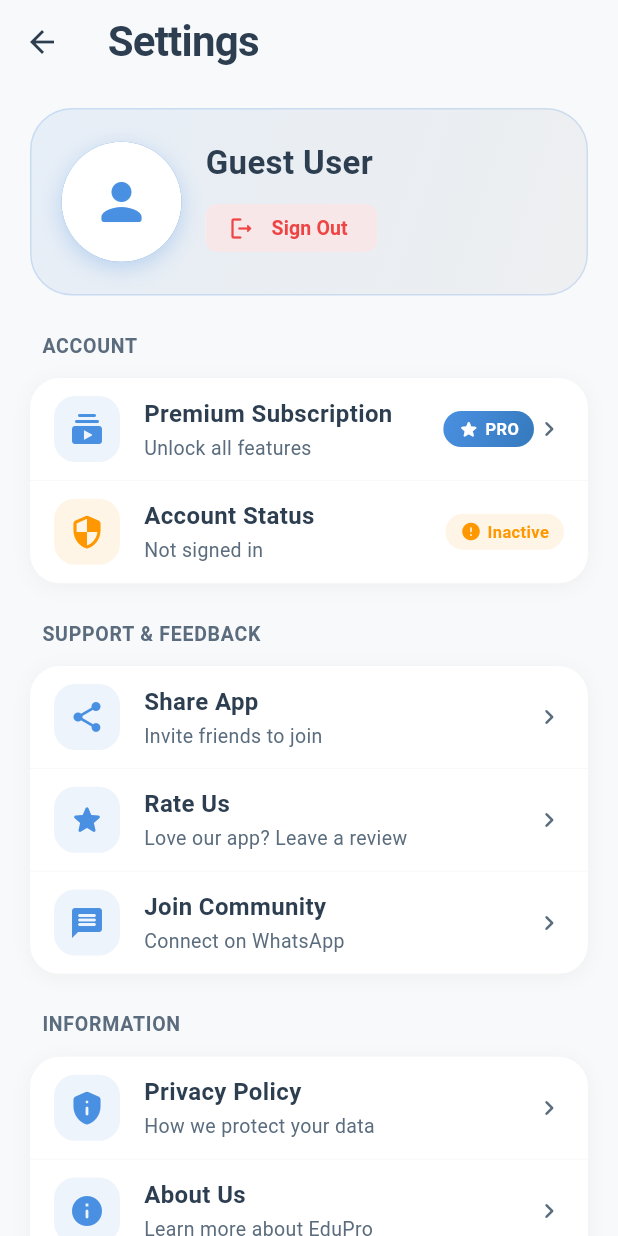
After one commit to aktarulahsan/edupro, a Flutter app: the SettingScreen screen opened by its route, on a phone screen of 412 x 824 dp. The commit adds this screen. Run offline on Flutter 3.47's test engine with Material 3 defaults, Android fonts, the light colour scheme and no system bars; our stand-ins replace confetti, dartz, dio, flutter_animate, get, get_storage and 2 more; accounts and stored records are empty.

Commit message:
add setting page and done

```diff
--- a/lib/infrastructure/dal/daos/usersModel.dart
+++ b/lib/infrastructure/dal/daos/usersModel.dart
@@ -31,6 +31,7 @@ class UserModel {
     this.lastName,
     this.referredBy,
     this.mobileNumber,
+    this.imageUrl,
     this.password,
     this.gender,
     this.occupation,
@@ -50,6 +51,7 @@ class UserModel {
   String? lastName;
   String? referredBy;
   String? mobileNumber;
+  String? imageUrl;
   String? password;
   String? gender;
   String? occupation;
@@ -71,6 +73,12 @@ class UserModel {
         lastName: json["last_name"]??json["lastname"],
         referredBy: json["referred_by"],
         mobileNumber: json["mobile_number"],
+        imageUrl: json["image_url"] ??
+            json["imageUrl"] ??
+            json["photo_url"] ??
+            json["photoUrl"] ??
+            json["avatar"] ??
+            json["image"],
         password: json["password"],
         gender: json["gender"],
         occupation: json["occupation"],
@@ -93,6 +101,7 @@ class UserModel {
         "last_name": lastName,
         "referred_by": referredBy,
         "mobile_number": mobileNumber,
+        "image_url": imageUrl,
         "password": password,
         "gender": gender,
         "occupation": occupation,
--- a/lib/infrastructure/navigation/bindings/controllers/controllers_bindings.dart
+++ b/lib/infrastructure/navigation/bindings/controllers/controllers_bindings.dart
@@ -4,5 +4,6 @@ export 'package:edupro/infrastructure/navigation/bindings/controllers/descriptio
 export 'package:edupro/infrastructure/navigation/bindings/controllers/home.controller.binding.dart';
 export 'package:edupro/infrastructure/navigation/bindings/controllers/mcq_practice.controller.binding.dart';
 export 'package:edupro/infrastructure/navigation/bindings/controllers/mock_exam.controller.binding.dart';
+export 'package:edupro/infrastructure/navigation/bindings/controllers/setting.controller.binding.dart';
 export 'package:edupro/infrastructure/navigation/bindings/controllers/splash.controller.binding.dart';
 export 'package:edupro/infrastructure/navigation/bindings/controllers/subjective.controller.binding.dart';
--- /dev/null
+++ b/lib/infrastructure/navigation/bindings/controllers/setting.controller.binding.dart
@@ -0,0 +1,12 @@
+import 'package:get/get.dart';
+
+import '../../../../presentation/setting/controllers/setting.controller.dart';
+
+class SettingControllerBinding extends Bindings {
+  @override
+  void dependencies() {
+    Get.lazyPut<SettingController>(
+      () => SettingController(),
+    );
+  }
+}
--- a/lib/infrastructure/navigation/navigation.dart
+++ b/lib/infrastructure/navigation/navigation.dart
@@ -66,5 +66,10 @@ class Nav {
       page: () => const DescriptionScreen(),
       binding: DescriptionControllerBinding(),
     ),
+    GetPage(
+      name: Routes.SETTING,
+      page: () => const SettingScreen(),
+      binding: SettingControllerBinding(),
+    ),
   ];
 }
--- a/lib/infrastructure/navigation/routes.dart
+++ b/lib/infrastructure/navigation/routes.dart
@@ -6,10 +6,11 @@ class Routes {
 
   static const AUTH = '/auth';
   static const BCS = '/bcs';
+  static const DESCRIPTION = '/description';
   static const HOME = '/home';
   static const MCQ_PRACTICE = '/mcq-practice';
   static const MOCK_EXAM = '/mock-exam';
   static const SPLASH = '/splash';
   static const SUBJECTIVE = '/subjective';
-  static const DESCRIPTION = '/description';
+  static const SETTING = '/setting';
 }
--- a/lib/presentation/screens.dart
+++ b/lib/presentation/screens.dart
@@ -4,5 +4,6 @@ export 'package:edupro/presentation/description/description.screen.dart';
 export 'package:edupro/presentation/home/home.screen.dart';
 export 'package:edupro/presentation/mcqPractice/mcq_practice.screen.dart';
 export 'package:edupro/presentation/mockExam/mock_exam.screen.dart';
+export 'package:edupro/presentation/setting/setting.screen.dart';
 export 'package:edupro/presentation/splash/splash.screen.dart';
 export 'package:edupro/presentation/subjective/subjective.screen.dart';
--- /dev/null
+++ b/lib/presentation/setting/controllers/setting.controller.dart
@@ -0,0 +1,30 @@
+import 'package:edupro/infrastructure/dal/daos/usersModel.dart';
+import 'package:edupro/infrastructure/navigation/routes.dart';
+import 'package:get/get.dart';
+
+class SettingController extends GetxController {
+  final user = Rxn<UserModel>();
+  final count = 0.obs;
+
+  @override
+  void onInit() {
+    super.onInit();
+    loadUser();
+  }
+
+  void loadUser() {
+    user.value = UserCache.getUserData();
+  }
+
+  Future<void> signOut() async {
+    await UserCache.clearUserData();
+    Get.offAllNamed(Routes.AUTH);
+  }
+
+  Future<void> revokeAccount() async {
+    await UserCache.clearUserData();
+    Get.offAllNamed(Routes.AUTH);
+  }
+
+  void increment() => count.value++;
+}
--- /dev/null
+++ b/lib/presentation/setting/setting.screen.dart
@@ -0,0 +1,551 @@
+import 'package:edupro/infrastructure/dal/daos/usersModel.dart';
+import 'package:edupro/infrastructure/theme/app_colors.dart';
+import 'package:flutter/material.dart';
+import 'package:flutter/services.dart';
+import 'package:get/get.dart';
+import 'package:url_launcher/url_launcher.dart';
+
+import 'controllers/setting.controller.dart';
+
+class SettingScreen extends GetView<SettingController> {
+  const SettingScreen({super.key});
+
+  @override
+  Widget build(BuildContext context) {
+    if (!Get.isRegistered<SettingController>()) {
+      Get.put(SettingController());
+    }
+
+    return Scaffold(
+      backgroundColor: AppColors.background,
+      appBar: _buildAppBar(),
+      body: SafeArea(
+        child: Obx(() {
+          final user = controller.user.value;
+          return RefreshIndicator(
+            onRefresh: () async => controller.loadUser(),
+            color: AppColors.primary,
+            child: ListView(
+              padding: const EdgeInsets.symmetric(horizontal: 20, vertical: 16),
+              children: [
+                _ProfileCard(user: user, controller: controller),
+                const SizedBox(height: 24),
+                _SettingsSection(
+                  title: 'ACCOUNT',
+                  children: [
+                    _SettingsTile(
+                      icon: Icons.subscriptions_rounded,
+                      title: 'Premium Subscription',
+                      subtitle: 'Unlock all features',
+                      iconColor: AppColors.primary,
+                      trailing: const _PremiumBadge(),
+                      onTap: () => _showComingSoon('Subscription'),
+                    ),
+                    _SettingsTile(
+                      icon: Icons.security_rounded,
+                      title: 'Account Status',
+                      subtitle: user == null
+                          ? 'Not signed in'
+                          : 'Active account',
+                      trailing: _StatusBadge(isActive: user != null),
+                      iconColor: user == null
+                          ? AppColors.warning
+                          : AppColors.success,
+                    ),
+                  ],
+                ),
+                const SizedBox(height: 24),
+                _SettingsSection(
+                  title: 'SUPPORT & FEEDBACK',
+                  children: [
+                    _SettingsTile(
+                      icon: Icons.share_rounded,
+                      title: 'Share App',
+                      subtitle: 'Invite friends to join',
+                      onTap: () => _showComingSoon('Share App'),
+                    ),
+                    _SettingsTile(
+                      icon: Icons.star_rounded,
+                      title: 'Rate Us',
+                      subtitle: 'Love our app? Leave a review',
+                      onTap: () => _showComingSoon('Rate App'),
+                    ),
+                    _SettingsTile(
+                      icon: Icons.message_rounded,
+                      title: 'Join Community',
+                      subtitle: 'Connect on WhatsApp',
+                      onTap: () => _showComingSoon('WhatsApp Group'),
+                    ),
+                  ],
+                ),
+                const SizedBox(height: 24),
+                _SettingsSection(
+                  title: 'INFORMATION',
+                  children: [
+                    _SettingsTile(
+                      icon: Icons.privacy_tip_rounded,
+                      title: 'Privacy Policy',
+                      subtitle: 'How we protect your data',
+                      onTap: () => _showComingSoon('Privacy Policy'),
+                    ),
+                    _SettingsTile(
+                      icon: Icons.info_rounded,
+                      title: 'About Us',
+                      subtitle: 'Learn more about EduPro',
+                      onTap: () =>
+                          _launchUrl('https://eduproskill.blogspot.com/'),
+                    ),
+                    _SettingsTile(
+                      icon: Icons.grid_view_rounded,
+                      title: 'More Apps',
+                      subtitle: 'Discover our other products',
+                      onTap: () => _launchUrl(
+                        'https://play.google.com/store/apps/dev?id=6882414058319286041',
+                      ),
+                    ),
+                  ],
+                ),
+                const SizedBox(height: 32),
+              ],
+            ),
+          );
+        }),
+      ),
+    );
+  }
+
+  PreferredSizeWidget _buildAppBar() {
+    return AppBar(
+      title: const Text(
+        'Settings',
+        style: TextStyle(
+          fontSize: 28,
+          fontWeight: FontWeight.bold,
+          letterSpacing: -0.5,
+        ),
+      ),
+      backgroundColor: Colors.transparent,
+      foregroundColor: AppColors.textPrimary,
+      elevation: 0,
+      centerTitle: false,
+    );
+  }
+
+  void _showComingSoon(String title) {
+    Get.snackbar(
+      title,
+      'This feature will be available in the next update! 🚀',
+      snackPosition: SnackPosition.BOTTOM,
+      margin: const EdgeInsets.all(16),
+      borderRadius: 16,
+      backgroundColor: AppColors.primary,
+      colorText: Colors.white,
+      duration: const Duration(seconds: 2),
+      icon: const Icon(Icons.favorite, color: Colors.white),
+    );
+  }
+
+  // Future<void> _launchUrl(String url) async {
+  //   final Uri uri = Uri.parse(url);
+  //   try {
+  //     if (await canLaunchUrl(uri)) {
+  //       await launchUrl(uri, mode: LaunchMode.externalApplication);
+  //     } else {
+  //       throw 'Could not launch $url';
+  //     }
+  //   } catch (e) {
+  //     Get.snackbar(
+  //       'Error',
+  //       'Unable to open link. Please try again.',
+  //       snackPosition: SnackPosition.BOTTOM,
+  //       margin: const EdgeInsets.all(16),
+  //       borderRadius: 16,
+  //       backgroundColor: AppColors.error,
+  //       colorText: Colors.white,
+  //       duration: const Duration(seconds: 2),
+  //     );
+  //   }
+  // }
+  Future<void> _launchUrl(String url) async {
+    final Uri uri = Uri.parse(url);
+
+    // Add force browser parameter for Blogspot
+    final finalUri = url.contains('blogspot.com')
+        ? Uri.parse('$url?force=1')
+        : uri;
+
+    try {
+      await launchUrl(
+        finalUri,
+        mode: LaunchMode.externalApplication,
+        webOnlyWindowName: '_blank',
+      );
+    } catch (e) {
+      // Manual fallback
+      // _showManualOpenDialog(url);
+    }
+  }
+}
+
+class _ProfileCard extends StatelessWidget {
+  const _ProfileCard({required this.user, required this.controller});
+
+  final UserModel? user;
+  final SettingController controller;
+
+  @override
+  Widget build(BuildContext context) {
+    return Container(
+      decoration: BoxDecoration(
+        gradient: LinearGradient(
+          begin: Alignment.topLeft,
+          end: Alignment.bottomRight,
+          colors: [
+            AppColors.primary.withValues(alpha: 0.1),
+            AppColors.secondary.withValues(alpha: 0.05),
+          ],
+        ),
+        borderRadius: BorderRadius.circular(28),
+        border: Border.all(
+          color: AppColors.primary.withValues(alpha: 0.2),
+          width: 1,
+        ),
+      ),
+      child: Padding(
+        padding: const EdgeInsets.all(20),
+        child: Row(
+          children: [
+            _ProfileAvatar(user: user),
+            const SizedBox(width: 16),
+            Expanded(
+              child: Column(
+                crossAxisAlignment: CrossAxisAlignment.start,
+                children: [
+                  Text(
+                    _displayName(user),
+                    style: const TextStyle(
+                      fontSize: 22,
+                      fontWeight: FontWeight.bold,
+                      color: AppColors.textPrimary,
+                    ),
+                    maxLines: 1,
+                    overflow: TextOverflow.ellipsis,
+                  ),
+                  const SizedBox(height: 4),
+                  if (user?.emailAddress != null) ...[
+                    Text(
+                      user!.emailAddress!,
+                      style: TextStyle(
+                        fontSize: 14,
+                        color: AppColors.textSecondary,
+                      ),
+                      maxLines: 1,
+                      overflow: TextOverflow.ellipsis,
+                    ),
+                    const SizedBox(height: 8),
+                  ],
+                  Row(
+                    children: [
+                      _ActionChip(
+                        label: 'Sign Out',
+                        icon: Icons.logout_rounded,
+                        color: AppColors.error,
+                        onTap: controller.signOut,
+                      ),
+                      const SizedBox(width: 12),
+                    ],
+                  ),
+                ],
+              ),
+            ),
+          ],
+        ),
+      ),
+    );
+  }
+
+  String _displayName(UserModel? user) {
+    final fullName = [
+      user?.fristName,
+      user?.lastName,
+    ].where((part) => part != null && part.trim().isNotEmpty).join(' ');
+
+    if (fullName.isNotEmpty) return fullName;
+    if (user?.emailAddress != null) {
+      return user!.emailAddress!.split('@').first;
+    }
+    return 'Guest User';
+  }
+}
+
+class _ProfileAvatar extends StatelessWidget {
+  const _ProfileAvatar({required this.user});
+
+  final UserModel? user;
+
+  @override
+  Widget build(BuildContext context) {
+    final imageUrl = user?.imageUrl?.trim();
+    final hasImage = imageUrl != null && imageUrl.isNotEmpty;
+
+    return Container(
+      decoration: BoxDecoration(
+        shape: BoxShape.circle,
+        gradient: AppColors.primaryGradient,
+        boxShadow: [
+          BoxShadow(
+            color: AppColors.primary.withValues(alpha: 0.3),
+            blurRadius: 12,
+            offset: const Offset(0, 4),
+          ),
+        ],
+      ),
+      child: CircleAvatar(
+        radius: 40,
+        backgroundColor: Colors.white,
+        backgroundImage: hasImage ? NetworkImage(imageUrl) : null,
+        child: hasImage
+            ? null
+            : Icon(Icons.person_rounded, size: 40, color: AppColors.primary),
+      ),
+    );
+  }
+}
+
+class _ActionChip extends StatelessWidget {
+  const _ActionChip({
+    required this.label,
+    required this.icon,
+    required this.color,
+    required this.onTap,
+  });
+
+  final String label;
+  final IconData icon;
+  final Color color;
+  final VoidCallback onTap;
+
+  @override
+  Widget build(BuildContext context) {
+    return ActionChip(
+      onPressed: onTap,
+      label: Text(
+        label,
+        style: TextStyle(
+          color: color,
+          fontWeight: FontWeight.w600,
+          fontSize: 13,
+        ),
+      ),
+      avatar: Icon(icon, size: 18, color: color),
+      backgroundColor: color.withValues(alpha: 0.1),
+      side: BorderSide.none,
+      padding: const EdgeInsets.symmetric(horizontal: 12, vertical: 4),
+    );
+  }
+}
+
+class _SettingsSection extends StatelessWidget {
+  const _SettingsSection({required this.title, required this.children});
+
+  final String title;
+  final List<Widget> children;
+
+  @override
+  Widget build(BuildContext context) {
+    return Column(
+      crossAxisAlignment: CrossAxisAlignment.start,
+      children: [
+        Padding(
+          padding: const EdgeInsets.only(left: 8, bottom: 12),
+          child: Text(
+            title,
+            style: TextStyle(
+              fontSize: 13,
+              fontWeight: FontWeight.w600,
+              color: AppColors.textSecondary,
+              letterSpacing: 0.5,
+            ),
+          ),
+        ),
+        Container(
+          decoration: BoxDecoration(
+            color: Colors.white,
+            borderRadius: BorderRadius.circular(20),
+            boxShadow: [
+              BoxShadow(
+                color: Colors.black.withValues(alpha: 0.04),
+                blurRadius: 10,
+                offset: const Offset(0, 2),
+              ),
+            ],
+          ),
+          child: ClipRRect(
+            borderRadius: BorderRadius.circular(20),
+            child: Column(children: children),
+          ),
+        ),
+      ],
+    );
+  }
+}
+
+class _SettingsTile extends StatelessWidget {
+  const _SettingsTile({
+    required this.icon,
+    required this.title,
+    this.subtitle,
+    this.trailing,
+    this.iconColor,
+    this.onTap,
+  });
+
+  final IconData icon;
+  final String title;
+  final String? subtitle;
+  final Widget? trailing;
+  final Color? iconColor;
+  final VoidCallback? onTap;
+
+  @override
+  Widget build(BuildContext context) {
+    return Material(
+      color: Colors.transparent,
+      child: InkWell(
+        onTap: onTap,
+        splashColor: AppColors.primary.withValues(alpha: 0.05),
+        highlightColor: Colors.transparent,
+        child: Container(
+          padding: const EdgeInsets.symmetric(horizontal: 16, vertical: 12),
+          decoration: BoxDecoration(
+            border: Border(
+              bottom: BorderSide(
+                color: Colors.grey.withValues(alpha: 0.1),
+                width: 0.5,
+              ),
+            ),
+          ),
+          child: Row(
+            children: [
+              Container(
+                padding: const EdgeInsets.all(10),
+                decoration: BoxDecoration(
+                  color: (iconColor ?? AppColors.primary).withValues(
+                    alpha: 0.1,
+                  ),
+                  borderRadius: BorderRadius.circular(14),
+                ),
+                child: Icon(
+                  icon,
+                  color: iconColor ?? AppColors.primary,
+                  size: 24,
+                ),
+              ),
+              const SizedBox(width: 16),
+              Expanded(
+                child: Column(
+                  crossAxisAlignment: CrossAxisAlignment.start,
+                  children: [
+                    Text(
+                      title,
+                      style: const TextStyle(
+                        fontSize: 16,
+                        fontWeight: FontWeight.w600,
+                        color: AppColors.textPrimary,
+                      ),
+                    ),
+                    if (subtitle != null) ...[
+                      const SizedBox(height: 2),
+                      Text(
+                        subtitle!,
+                        style: TextStyle(
+                          fontSize: 13,
+                          color: AppColors.textSecondary,
+                        ),
+                      ),
+                    ],
+                  ],
+                ),
+              ),
+              if (trailing != null) trailing!,
+              if (onTap != null)
+                Icon(
+                  Icons.chevron_right_rounded,
+                  color: AppColors.textSecondary,
+                  size: 20,
+                ),
+            ],
+          ),
+        ),
+      ),
+    );
+  }
+}
+
+class _PremiumBadge extends StatelessWidget {
+  const _PremiumBadge();
+
+  @override
+  Widget build(BuildContext context) {
+    return Container(
+      padding: const EdgeInsets.symmetric(horizontal: 10, vertical: 4),
+      decoration: BoxDecoration(
+        gradient: AppColors.primaryGradient,
+        borderRadius: BorderRadius.circular(20),
+      ),
+      child: const Row(
+        mainAxisSize: MainAxisSize.min,
+        children: [
+          Icon(Icons.star_rounded, color: Colors.white, size: 14),
+          SizedBox(width: 4),
+          Text(
+            'PRO',
+            style: TextStyle(
+              color: Colors.white,
+              fontSize: 11,
+              fontWeight: FontWeight.bold,
+            ),
+          ),
+        ],
+      ),
+    );
+  }
+}
+
+class _StatusBadge extends StatelessWidget {
+  const _StatusBadge({required this.isActive});
+
+  final bool isActive;
+
+  @override
+  Widget build(BuildContext context) {
+    return Container(
+      padding: const EdgeInsets.symmetric(horizontal: 10, vertical: 4),
+      decoration: BoxDecoration(
+        color: isActive
+            ? AppColors.success.withValues(alpha: 0.1)
+            : AppColors.warning.withValues(alpha: 0.1),
+        borderRadius: BorderRadius.circular(20),
+      ),
+      child: Row(
+        mainAxisSize: MainAxisSize.min,
+        children: [
+          Icon(
+            isActive ? Icons.check_circle_rounded : Icons.error_rounded,
+            color: isActive ? AppColors.success : AppColors.warning,
+            size: 14,
+          ),
+          const SizedBox(width: 4),
+          Text(
+            isActive ? 'Active' : 'Inactive',
+            style: TextStyle(
+              color: isActive ? AppColors.success : AppColors.warning,
+              fontSize: 11,
+              fontWeight: FontWeight.w600,
+            ),
+          ),
+        ],
+      ),
+    );
+  }
+}
--- a/lib/presentation/splash/splash.screen.dart
+++ b/lib/presentation/splash/splash.screen.dart
@@ -61,6 +61,7 @@ class _SplashScreenState extends State<SplashScreen> {
     if (!mounted) return;
 
     final userId = await UserCache.getUesrId();
+    print("userId: $userId");
 
     if (userId != null) {
       Get.offAll(() => const HomeScreen(), binding: HomeControllerBinding());
--- a/lib/presentation/utill_widget/user_profile_chip.dart
+++ b/lib/presentation/utill_widget/user_profile_chip.dart
@@ -1,7 +1,8 @@
-
 // User Profile Chip
+import 'package:edupro/infrastructure/navigation/routes.dart';
 import 'package:edupro/infrastructure/theme/app_colors.dart';
 import 'package:flutter/material.dart';
+import 'package:get/get.dart';
 
 class UserProfileChip extends StatelessWidget {
   final String userName;
@@ -38,7 +39,9 @@ class UserProfileChip extends StatelessWidget {
             ),
           ),
           const SizedBox(width: 10),
-          Column(
+          InkWell(
+            onTap: () => Get.toNamed(Routes.SETTING),
+            child: Column(
               crossAxisAlignment: CrossAxisAlignment.start,
               children: [
                 Text(
@@ -51,8 +54,7 @@ class UserProfileChip extends StatelessWidget {
                 ),
                 Row(
                   children: const [
-                  Icon(Icons.emoji_events_rounded,
-                      size: 13, color: kPrimary),
+                    Icon(Icons.emoji_events_rounded, size: 13, color: kPrimary),
                     SizedBox(width: 3),
                     Text(
                       '2450 XP',
@@ -66,6 +68,7 @@ class UserProfileChip extends StatelessWidget {
                 ),
               ],
             ),
+          ),
         ],
       ),
     );
--- a/pubspec.yaml
+++ b/pubspec.yaml
@@ -46,6 +46,7 @@ dependencies:
   lottie: ^3.3.2
   collection: ^1.19.1
   flutter_animate: ^4.5.2
+  url_launcher: ^6.3.2
 
 dev_dependencies:
   flutter_test:
```
Also changed, not shown: pubspec.lock, 5 other files. Lines whose indentation alone changed are shown as unchanged.
